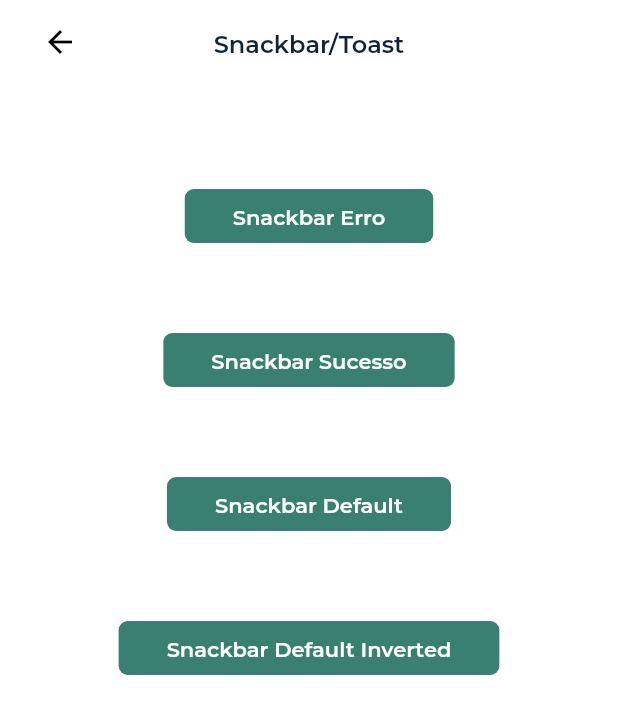
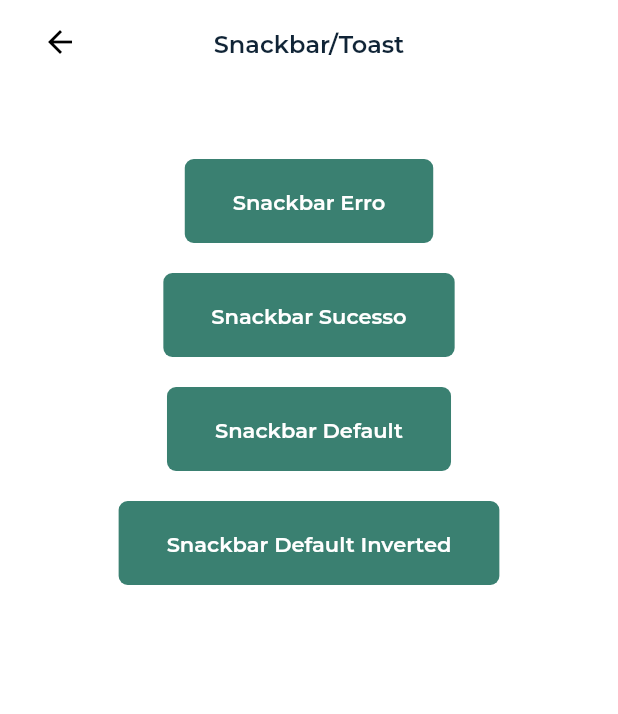
Before and after one commit to yuca-live/yuca_pulso, a Flutter app: the SnackbarScreen screen opened directly, on a phone screen of 412 x 824 dp. Shown: the top 714 px of the screen. Run offline on Flutter 3.47's test engine with Material 2 defaults, Android fonts, the phone set to English and light mode, and no system bars; our stand-ins replace another_flushbar; missing offline and left inert: widget_with_codeview; project files that could hold a hidden picture were left out.

Commit message:
refactoring: update the button padding

```diff
--- a/lib/widgets/yuca_button.dart
+++ b/lib/widgets/yuca_button.dart
@@ -28,7 +28,8 @@ class YucaButton extends StatelessWidget {
     this.alignContent,
     this.iconSide = StyledButtonIconSide.right,
     this.isPrimary = true,
-  })  : assert(text != null || icon != null, '\n[ERROR]: One of the text or icon param must be informed at least'),
+  })  : assert(text != null || icon != null,
+            '\n[ERROR]: One of the text or icon param must be informed at least'),
         super(key: key);
 
   @override
@@ -43,23 +44,25 @@ class YucaButton extends StatelessWidget {
 
     return Padding(
       padding: icon != null && text == null
-          ? const EdgeInsets.all(14) //Case only icon
-          : icon == null
-              ? const EdgeInsets.symmetric(vertical: 14) //Case icon and text
-              : const EdgeInsets.symmetric(vertical: 12), // Case only Text
+          ? const EdgeInsets.all(14) // Case only icon
+          : EdgeInsets.zero, // Case has text
       child: TextButton(
         onPressed: isEnabled ? action : null,
         child: Padding(
           padding: icon != null && text == null
               ? const EdgeInsets.all(0) //Case only icon
               : icon == null
-                  ? const EdgeInsets.symmetric(horizontal: 24) //Case icon and text
-                  : const EdgeInsets.symmetric(horizontal: 24), // Case only Text
+                  ? const EdgeInsets.symmetric(
+                      vertical: 10, horizontal: 24) // Case only Text
+                  : const EdgeInsets.symmetric(
+                      vertical: 10, horizontal: 24), // Case icon and text
           child: Row(
             mainAxisAlignment: alignContent ?? MainAxisAlignment.center,
             mainAxisSize: MainAxisSize.min,
             crossAxisAlignment: CrossAxisAlignment.center,
-            children: iconSide == StyledButtonIconSide.right ? itemsContent : itemsContent.reversed.toList(),
+            children: iconSide == StyledButtonIconSide.right
+                ? itemsContent
+                : itemsContent.reversed.toList(),
           ),
         ),
         style: TextButton.styleFrom(
@@ -69,8 +72,12 @@ class YucaButton extends StatelessWidget {
                   Radius.circular(6),
                 ),
           ),
-          primary: isPrimary ? YucaColorStyles.base0 : YucaColorStyles.brandPrimaryDark,
-          backgroundColor: isButtonLink ? Colors.transparent : !isEnabled && isPrimary == true
+          primary: isPrimary
+              ? YucaColorStyles.base0
+              : YucaColorStyles.brandPrimaryDark,
+          backgroundColor: isButtonLink
+              ? Colors.transparent
+              : !isEnabled && isPrimary == true
                   ? YucaColorStyles.base20
                   : !isEnabled && isPrimary == false
                       ? YucaColorStyles.base0
@@ -81,7 +88,9 @@ class YucaButton extends StatelessWidget {
             YucaTextStyles.bodySmallBold,
             fontWeight: FontWeight.w600,
           ),
-          onSurface: !isEnabled && isPrimary == true ? YucaColorStyles.base0 : YucaColorStyles.base20,
+          onSurface: !isEnabled && isPrimary == true
+              ? YucaColorStyles.base0
+              : YucaColorStyles.base20,
         ),
       ),
     );
```
Lines whose indentation alone changed are shown as unchanged.
